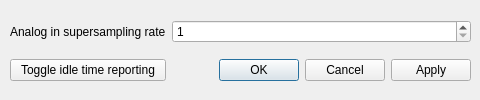
Before: the Qt Designer form gui/performancedialog.ui in CompEphys-team/rtdo, drawn with Qt 5.
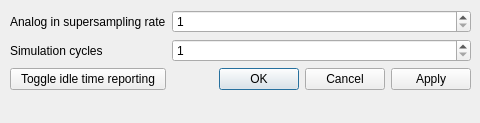
After: the same form once the commit is applied.

Commit message: Turn simulationCycles into a runtime-adjustable value with reporting

```diff
--- a/gui/performancedialog.ui
+++ b/gui/performancedialog.ui
@@ -7,7 +7,7 @@
     <x>0</x>
     <y>0</y>
     <width>480</width>
-    <height>100</height>
+    <height>123</height>
    </rect>
   </property>
   <property name="windowTitle">
@@ -19,11 +19,11 @@
      <x>10</x>
      <y>10</y>
      <width>461</width>
-     <height>81</height>
+     <height>82</height>
     </rect>
    </property>
    <layout class="QGridLayout" name="gridLayout">
-    <item row="1" column="0">
+    <item row="2" column="0">
      <widget class="QPushButton" name="reportingToggle">
       <property name="toolTip">
        <string>&lt;html&gt;&lt;head/&gt;&lt;body&gt;&lt;p&gt;Gather data about analog input timing. This feature is recommended for analytical purposes only, as it increases load and may contribute to timing inaccuracies.&lt;/p&gt;&lt;/body&gt;&lt;/html&gt;</string>
@@ -50,7 +50,7 @@
       </property>
      </widget>
     </item>
-    <item row="1" column="1">
+    <item row="2" column="1">
      <widget class="QDialogButtonBox" name="buttonBox">
       <property name="orientation">
        <enum>Qt::Horizontal</enum>
@@ -60,6 +60,26 @@
       </property>
      </widget>
     </item>
+    <item row="1" column="0">
+     <widget class="QLabel" name="label_2">
+      <property name="text">
+       <string>Simulation cycles</string>
+      </property>
+     </widget>
+    </item>
+    <item row="1" column="1">
+     <widget class="QSpinBox" name="simCycles">
+      <property name="toolTip">
+       <string>&lt;html&gt;&lt;head/&gt;&lt;body&gt;&lt;p&gt;Number of computation cycles per time step. Higher values improve modelling accuracy, but increase simulation time requirements roughly linearly.&lt;/p&gt;&lt;/body&gt;&lt;/html&gt;</string>
+      </property>
+      <property name="minimum">
+       <number>1</number>
+      </property>
+      <property name="maximum">
+       <number>1000000</number>
+      </property>
+     </widget>
+    </item>
    </layout>
   </widget>
  </widget>
```
The commit also changes 7 other files.
